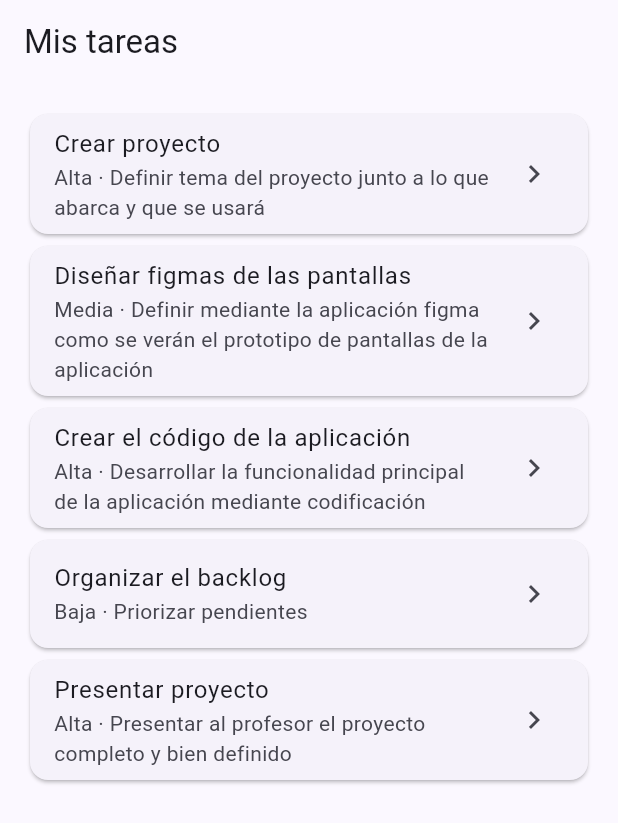
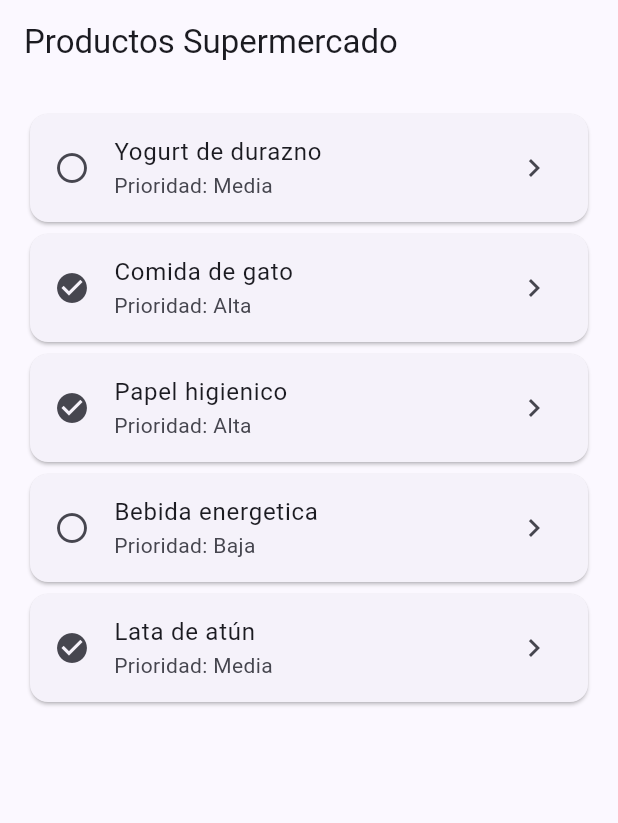
Before and after one commit to Ricarmoreca/Flutter_practicas_Moreira_Carvajal, a Flutter app: the screen it shows after launch, on a phone screen of 412 x 824 dp. Shown: the top 823 px of the screen. Run offline on Flutter 3.47's test engine with Material 3 defaults, Android fonts, the phone set to English and light mode, and no system bars; our stand-ins replace go_router.

Commit message:
docs: definir alcance y modelo de TaskFlow

```diff
--- a/lib/main.dart
+++ b/lib/main.dart
@@ -1,9 +1,74 @@
 import 'package:flutter/material.dart';
 import 'package:go_router/go_router.dart';
+
+import 'task.dart';
 
 void main() {
   runApp(const TaskFlowApp());
 }
+
+const demoTasks = <Task>[
+  Task(
+    id: 11,
+    title: 'Yogurt de durazno',
+    description: 'Yogurt marca Toni sabor a durazno',
+    priority: 'Media',
+    isCompleted: false,
+    userId: 1,
+  ),
+  Task(
+    id: 12,
+    title: 'Comida de gato',
+    description: 'Comida marca Whiskas sabor a pollo',
+    priority: 'Alta',
+    isCompleted: true,
+    userId: 1,
+  ),
+  Task(
+    id: 13,
+    title: 'Papel higienico',
+    description: 'Papel higienico marca Elite, paquete de 12 rollos',
+    priority: 'Alta',
+    isCompleted: true,
+    userId: 1,
+  ),
+  Task(
+    id: 14,
+    title: 'Bebida energetica',
+    description: 'Bebida marca Monster sabor a uva, paquete de 4',
+    priority: 'Baja',
+    isCompleted: false,
+    userId: 1,
+  ),
+  Task(
+    id: 15,
+    title: 'Lata de atún',
+    description: 'Lata de atún marca La Campesina, 140g',
+    priority: 'Media',
+    isCompleted: true,
+    userId: 1,
+  ),
+];
+
+Task? findTask(int? id) {
+  for (final task in demoTasks) {
+    if (task.id == id) return task;
+  }
+  return null;
+}
+
+final appRouter = GoRouter(
+  routes: [
+    GoRoute(path: '/', builder: (context, state) => const TaskListScreen()),
+    GoRoute(
+      path: '/task/:id',
+      builder: (context, state) {
+        final id = int.tryParse(state.pathParameters['id'] ?? '');
+        return TaskDetailScreen(task: findTask(id));
+      },
+    ),
+  ],
+);
 
 class TaskFlowApp extends StatelessWidget {
   const TaskFlowApp({super.key});
@@ -15,96 +80,8 @@ class TaskFlowApp extends StatelessWidget {
       title: 'TaskFlow',
       theme: ThemeData(
         colorScheme: ColorScheme.fromSeed(seedColor: Colors.indigo),
-        useMaterial3: true,
       ),
       routerConfig: appRouter,
-    );
-  }
-}
-
-class Task {
-  const Task({
-    required this.id,
-    required this.title,
-    required this.description,
-    required this.priority,
-    required this.isCompleted,
-  });
-
-  final int id;
-  final String title;
-  final String description;
-  final String priority;
-  final bool isCompleted;
-}
-
-const demoTasks = [
-  Task(
-    id: 1,
-    title: 'Crear proyecto',
-    description:
-        'Definir tema del proyecto junto a lo que abarca y que se usará',
-    priority: 'Alta',
-    isCompleted: true,
-  ),
-  Task(
-    id: 2,
-    title: 'Diseñar figmas de las pantallas',
-    description: 'Definir mediante la aplicación figma como se verán el prototipo de pantallas de la aplicación',
-    priority: 'Media',
-    isCompleted: false,
-  ),
-  Task(
-    id: 3,
-    title: 'Crear el código de la aplicación',
-    description: 'Desarrollar la funcionalidad principal de la aplicación mediante codificación',
-    priority: 'Alta',
-    isCompleted: true,
-  ),
-  Task(
-    id: 4,
-    title: 'Organizar el backlog',
-    description: 'Priorizar pendientes',
-    priority: 'Baja',
-    isCompleted: false,
-  ),
-  Task(
-    id: 5,
-    title: 'Presentar proyecto',
-    description: 'Presentar al profesor el proyecto completo y bien definido',
-    priority: 'Alta',
-    isCompleted: true,
-  ),
-];
-
-final appRouter = GoRouter(
-  routes: [
-    GoRoute(path: '/', builder: (context, state) => const TaskListScreen()),
-    GoRoute(
-      path: '/task/:id',
-      builder: (context, state) {
-        final taskId = int.parse(state.pathParameters['id']!);
-        return TaskDetailScreen(taskId: taskId);
-      },
-    ),
-  ],
-);
-
-class TaskCard extends StatelessWidget {
-  const TaskCard({super.key, required this.task, this.onTap});
-
-  final Task task;
-  final VoidCallback? onTap;
-
-  @override
-  Widget build(BuildContext context) {
-    return Card(
-      child: ListTile(
-        onTap: onTap,
-        title: Text(task.title),
-        subtitle: Text('${task.priority} · ${task.description}'),
-        trailing: const Icon(Icons.chevron_right),
-      ),
     );
   }
 }
@@ -115,15 +92,24 @@ class TaskListScreen extends StatelessWidget {
   @override
   Widget build(BuildContext context) {
     return Scaffold(
-      appBar: AppBar(title: const Text('Mis tareas')),
+      appBar: AppBar(title: const Text('Productos Supermercado')),
       body: ListView.builder(
         padding: const EdgeInsets.all(16),
         itemCount: demoTasks.length,
         itemBuilder: (context, index) {
           final task = demoTasks[index];
-          return TaskCard(
-            task: task,
+          return Card(
+            child: ListTile(
+              leading: Icon(
+                task.isCompleted
+                    ? Icons.check_circle
+                    : Icons.radio_button_unchecked,
+              ),
+              title: Text(task.title),
+              subtitle: Text('Prioridad: ${task.priority}'),
+              trailing: const Icon(Icons.chevron_right),
               onTap: () => context.push('/task/${task.id}'),
+            ),
           );
         },
       ),
@@ -131,126 +117,40 @@ class TaskListScreen extends StatelessWidget {
   }
 }
 
-class WelcomeScreen extends StatefulWidget {
-  const WelcomeScreen({super.key});
+class TaskDetailScreen extends StatelessWidget {
+  const TaskDetailScreen({super.key, required this.task});
 
-  @override
-  State<WelcomeScreen> createState() => _WelcomeScreenState();
-}
-
-class _WelcomeScreenState extends State<WelcomeScreen> {
-  final String studentName = 'Ricardo';
-  int pendingTasks = 3;
-  static const dailyGoal = 5;
-  int completedTasks = 0;
-
-  void _completeTask() {
-    if (pendingTasks == 0) {
-      return;
-    }
-
-    setState(() {
-      pendingTasks--;
-      if (completedTasks < dailyGoal) {
-        completedTasks++;
-      }
-    });
-  }
-
-  void _addTask() {
-    setState(() {
-      pendingTasks++;
-    });
-  }
+  final Task? task;
 
   @override
   Widget build(BuildContext context) {
-    final statusMessage = pendingTasks == 0
-        ? '¡Excelente! No tienes tareas pendientes.'
-        : 'Aún tienes tareas por organizar.';
-
+    final selected = task;
     return Scaffold(
-      appBar: AppBar(title: const Text('TaskFlow'), centerTitle: true),
+      appBar: AppBar(title: const Text('Detalle de producto')),
       body: Padding(
         padding: const EdgeInsets.all(24),
-        child: Column(
+        child: selected == null
+            ? const Text('No se encontró este producto.')
+            : Column(
                 crossAxisAlignment: CrossAxisAlignment.start,
                 children: [
                   Text(
-              '¡Hola, $studentName!',
-              style: Theme.of(context).textTheme.headlineMedium,
+                    selected.title,
+                    style: Theme.of(context).textTheme.headlineSmall,
                   ),
-            const SizedBox(height: 12),
-            Text(statusMessage),
-            Text('Completadas hoy: $completedTasks de $dailyGoal'),
-            const SizedBox(height: 28),
-            Card(
-              child: Padding(
-                padding: const EdgeInsets.all(20),
-                child: Row(
-                  children: [
-                    const Icon(Icons.pending_actions),
-                    const SizedBox(width: 12),
-                    Text('Tareas pendientes: $pendingTasks'),
-                  ],
+                  const SizedBox(height: 16),
+                  Text(selected.description),
+                  const SizedBox(height: 16),
+                  Text('Prioridad: ${selected.priority}'),
+                  Text(
+                    selected.isCompleted
+                        ? 'Estado: en stock'
+                        : 'Estado: agotado',
                   ),
-              ),
-            ),
-            const SizedBox(height: 24),
-            Wrap(
-              spacing: 12,
-              children: [
-                ElevatedButton.icon(
-                  onPressed: _addTask,
-                  icon: const Icon(Icons.add),
-                  label: const Text('Agregar tarea'),
-                ),
-                OutlinedButton.icon(
-                  onPressed: pendingTasks == 0 ? null : _completeTask,
-                  icon: const Icon(Icons.done),
-                  label: const Text('Completar una tarea'),
-                ),
-              ],
-            ),
+                  Text('Usuario: ${selected.userId}'),
                 ],
               ),
       ),
     );
   }
 }
-
-class TaskDetailScreen extends StatelessWidget {
-  const TaskDetailScreen({super.key, required this.taskId});
-
-  final int taskId;
-
-  @override
-  Widget build(BuildContext context) {
-    final task = demoTasks.firstWhere((item) => item.id == taskId);
-
-    return Scaffold(
-      appBar: AppBar(title: const Text('Detalle de tarea')),
-      body: Padding(
-        padding: const EdgeInsets.all(24),
-        child: Column(
-          crossAxisAlignment: CrossAxisAlignment.start,
-          children: [
-            Text(task.title, style: Theme.of(context).textTheme.headlineSmall),
-            const SizedBox(height: 16),
-            Text(task.description),
-            const SizedBox(height: 16),
-            Chip(label: Text('Prioridad: ${task.priority}')),
-            const SizedBox(height: 12),
-            Text(task.isCompleted ? 'Estado: completada' : 'Estado: pendiente'),
-            const Spacer(),
-            FilledButton.tonalIcon(
-              onPressed: () => context.pop(),
-              icon: const Icon(Icons.arrow_back),
-              label: const Text('Volver al listado'),
-            ),
-          ],
-        ),
-      ),
-    );
-  }
-}
```
Also changed, not shown: lib/task.dart (added, +28 -0 lines), 1 other file. Lines whose indentation alone changed are shown as unchanged.
